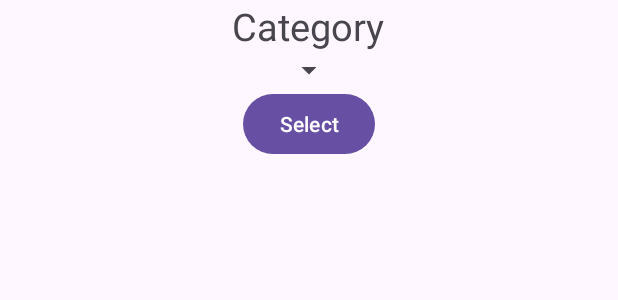
After one commit to EWRohan/QuizQuest, an Android app: the layout dialog_layout.xml on its own in the app's theme, with its tools: preview values and no code run, on a phone screen of 412 x 824 dp. The commit adds this screen. Shown: the top 300 px of the screen. Run offline under Robolectric (Android 15) with nearby library versions, the phone set to English and light mode, and no system bars.

Commit message:
Third Commit

```diff
--- a/app/src/main/res/layout/activity_main.xml
+++ b/app/src/main/res/layout/activity_main.xml
@@ -41,7 +41,6 @@
         android:layout_marginStart="10dp"
         android:textColor="#fff"
         android:textSize="30sp"
-
         android:layout_marginBottom="100dp"
         android:id="@+id/QuestionTxt"/>
     <RelativeLayout
@@ -86,7 +85,6 @@
             android:textSize="20sp"
             android:textColor="#fff"
             android:layout_height="wrap_content"
-
             android:layout_marginStart="10dp"
             android:layout_marginEnd="30dp"
             android:id="@+id/OptionTxt3"/>
--- /dev/null
+++ b/app/src/main/res/layout/dialog_layout.xml
@@ -0,0 +1,24 @@
+<?xml version="1.0" encoding="utf-8"?>
+<LinearLayout
+    xmlns:android="http://schemas.android.com/apk/res/android"
+    android:orientation="vertical"
+    android:layout_width="match_parent"
+    android:gravity="center_horizontal"
+    android:layout_height="match_parent">
+    <TextView
+        android:layout_width="wrap_content"
+        android:layout_height="wrap_content"
+        android:text="@string/Category"
+        android:textSize="25sp"/>
+    <androidx.appcompat.widget.AppCompatSpinner
+        android:layout_width="wrap_content"
+        android:layout_height="wrap_content"
+        android:id="@+id/spinner"/>
+
+    <Button
+        android:layout_width="wrap_content"
+        android:layout_height="wrap_content"
+        android:text="@string/Select"
+        android:id="@+id/spinnerBtn"/>
+
+</LinearLayout>
--- a/app/src/main/res/values/strings.xml
+++ b/app/src/main/res/values/strings.xml
@@ -7,5 +7,6 @@
     <string name="Category">Category</string>
     <string name="Prize">Prize</string>
     <string name="Replay">Replay</string>
+    <string name="Select">Select</string>
     <string name="MainMenu">MainMenu</string>
 </resources>
```
Also changed, not shown: app/src/main/java/com/example/quiz/MainActivity.java (+38 -30 lines), app/src/main/java/com/example/quiz/OpeningActivity.java (+95 -1 lines), app/src/main/res/drawable/kbc_img_logo.jpg (deleted), app/src/main/res/drawable/kbc_logo.jpg (deleted), app/src/main/res/drawable/option-background.png (deleted), app/src/main/res/drawable/option_logo.png (deleted), app/src/main/res/drawable/question_bar.png (deleted).
